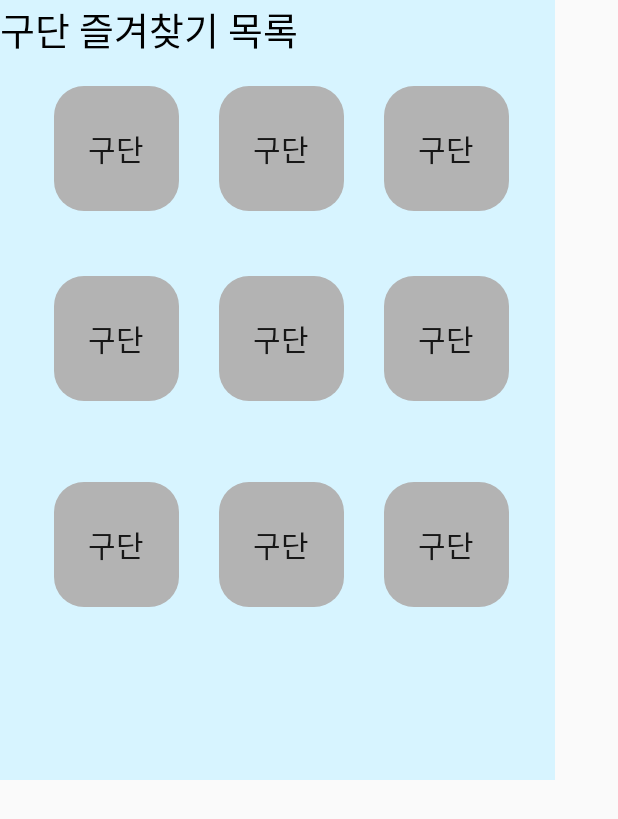
After one commit to t1nm1ksun/UXDesign, an Android app: the layout fragment_favoriteteam.xml on its own in the app's theme, with its tools: preview values and no code run, on a phone screen of 412 x 824 dp. The commit adds this screen. Shown: the top 819 px of the screen. Run offline under Robolectric (Android 15) with nearby library versions, the phone set to English and light mode, and no system bars.

Commit message:
Tap Item layout player, team

```diff
--- /dev/null
+++ b/app/src/main/res/drawable/ic_playerrec.xml
@@ -0,0 +1,6 @@
+<shape android:height="83dp" android:tint="#D9D9D9"
+    android:viewportHeight="83" android:viewportWidth="83"
+    android:width="83dp" xmlns:android="http://schemas.android.com/apk/res/android">
+    <corners android:radius="20dp"/>
+    <path android:fillColor="@android:color/white" android:pathData="M3,3h18v18h-18z"/>
+</shape>
--- /dev/null
+++ b/app/src/main/res/drawable/ic_teamrec.xml
@@ -0,0 +1,6 @@
+<shape android:height="83dp" android:tint="#B3B3B3"
+    android:viewportHeight="83" android:viewportWidth="83"
+    android:width="83dp" xmlns:android="http://schemas.android.com/apk/res/android">
+    <corners android:radius="20dp"/>
+    <path android:fillColor="@android:color/white" android:pathData="M3,3h18v18h-18z"/>
+</shape>
--- a/app/src/main/res/layout/fragment_favorite.xml
+++ b/app/src/main/res/layout/fragment_favorite.xml
@@ -41,7 +41,6 @@
         app:layout_constraintTop_toBottomOf="@id/toolbar" />
 
     <com.google.android.material.tabs.TabLayout
-        android:id="@+id/tab_layout"
         android:layout_width="370dp"
         android:layout_height="40dp"
         android:layout_marginTop="80dp"
@@ -55,7 +54,9 @@
         <com.google.android.material.tabs.TabItem
             android:layout_width="match_parent"
             android:layout_height="wrap_content"
-            android:text="선수" />
+            android:text="선수"
+
+            />
 
         <com.google.android.material.tabs.TabItem
             android:layout_width="wrap_content"
--- /dev/null
+++ b/app/src/main/res/layout/fragment_favoriteteam.xml
@@ -0,0 +1,123 @@
+<?xml version="1.0" encoding="utf-8"?>
+<androidx.constraintlayout.widget.ConstraintLayout xmlns:android="http://schemas.android.com/apk/res/android"
+    android:layout_width="370dp"
+    android:layout_height="520dp">
+
+    <RelativeLayout
+        android:layout_width="match_parent"
+        android:layout_height="match_parent"
+        android:background="#D7F4FF">
+
+        <TextView
+            android:id="@+id/textView"
+            android:layout_width="wrap_content"
+            android:layout_height="wrap_content"
+            android:textSize="25sp"
+            android:textColor="@color/black"
+            android:text="구단 즐겨찾기 목록" />
+
+        <Button
+            android:layout_width="83dp"
+            android:layout_height="83dp"
+            android:layout_marginTop="57dp"
+            android:layout_marginLeft="36dp"
+            android:background="@drawable/ic_teamrec"
+            android:text="구단"
+            android:gravity="center"
+            android:textSize="20sp"
+            />
+
+        <Button
+            android:layout_width="83dp"
+            android:layout_height="83dp"
+            android:layout_marginTop="184dp"
+            android:layout_marginLeft="36dp"
+            android:background="@drawable/ic_teamrec"
+            android:text="구단"
+            android:gravity="center"
+            android:textSize="20sp"
+            />
+
+        <Button
+            android:layout_width="83dp"
+            android:layout_height="83dp"
+            android:layout_marginTop="321dp"
+            android:layout_marginLeft="36dp"
+            android:background="@drawable/ic_teamrec"
+            android:text="구단"
+            android:gravity="center"
+            android:textSize="20sp"
+            />
+
+
+
+        <Button
+            android:layout_width="83dp"
+            android:layout_height="83dp"
+            android:layout_marginTop="57dp"
+            android:layout_marginLeft="146dp"
+            android:background="@drawable/ic_teamrec"
+            android:text="구단"
+            android:gravity="center"
+            android:textSize="20sp"
+            />
+
+        <Button
+            android:layout_width="83dp"
+            android:layout_height="83dp"
+            android:layout_marginTop="184dp"
+            android:layout_marginLeft="146dp"
+            android:background="@drawable/ic_teamrec"
+            android:text="구단"
+            android:gravity="center"
+            android:textSize="20sp"
+            />
+
+        <Button
+            android:layout_width="83dp"
+            android:layout_height="83dp"
+            android:layout_marginTop="321dp"
+            android:layout_marginLeft="146dp"
+            android:background="@drawable/ic_teamrec"
+            android:text="구단"
+            android:gravity="center"
+            android:textSize="20sp"
+            />
+
+        <Button
+            android:layout_width="83dp"
+            android:layout_height="83dp"
+            android:layout_marginTop="57dp"
+            android:layout_marginLeft="256dp"
+            android:background="@drawable/ic_teamrec"
+            android:text="구단"
+            android:gravity="center"
+            android:textSize="20sp"
+            />
+
+        <Button
+            android:layout_width="83dp"
+            android:layout_height="83dp"
+            android:layout_marginTop="184dp"
+            android:layout_marginLeft="256dp"
+            android:background="@drawable/ic_teamrec"
+            android:text="구단"
+            android:gravity="center"
+            android:textSize="20sp"
+            />
+
+        <Button
+            android:layout_width="83dp"
+            android:layout_height="83dp"
+            android:layout_marginTop="321dp"
+            android:layout_marginLeft="256dp"
+            android:background="@drawable/ic_teamrec"
+            android:text="구단"
+            android:gravity="center"
+            android:textSize="20sp"
+            />
+
+
+    </RelativeLayout>
+
+</androidx.constraintlayout.widget.ConstraintLayout>
```
Also changed, not shown: app/src/main/java/com/example/uxdesign/MainActivity.kt (+0 -23 lines), app/src/main/java/com/example/uxdesign/feature/favorite/FavoriteFragment.kt (+10 -4 lines), app/src/main/res/layout/fragment_fragmentplayer.xml (added, +123 -0 lines).
